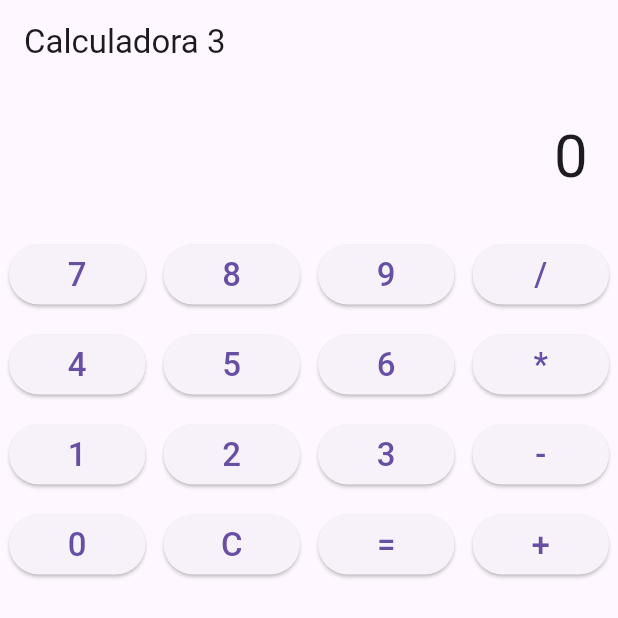
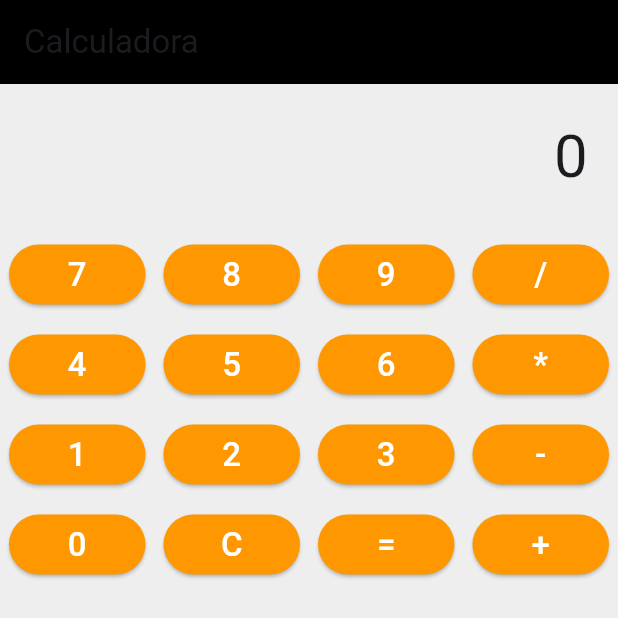
Before and after one commit to MiguelABE/calculadora3, a Flutter app: the screen it shows after launch, on a phone screen of 412 x 824 dp, the top half of it. Run offline on Flutter 3.47's test engine with Material 3 defaults, Android fonts, the light colour scheme and no system bars.

Commit message:
cambios de color

```diff
--- a/lib/main.dart
+++ b/lib/main.dart
@@ -67,6 +67,10 @@ class _CalculadoraState extends State<Calculadora> {
       child: Padding(
         padding: const EdgeInsets.all(6),
         child: ElevatedButton(
+          style: ElevatedButton.styleFrom(
+            backgroundColor: Colors.orange, // color del botón
+            foregroundColor: Colors.white,   // color del texto
+          ),
           onPressed: () => presionar(texto),
           child: Text(texto, style: const TextStyle(fontSize: 22)),
         ),
@@ -77,7 +81,11 @@ class _CalculadoraState extends State<Calculadora> {
   @override
   Widget build(BuildContext context) {
     return Scaffold(
-      appBar: AppBar(title: const Text('Calculadora 3')),
+      backgroundColor: Colors.grey[200], // color de fondo
+      appBar: AppBar(
+        title: const Text('Calculadora'),
+        backgroundColor: Colors.black,   // color de la barra superior
+      ),
       body: Column(
         children: [
           Container(
```
Also changed, not shown: firebase.json (added), 2 other files.
